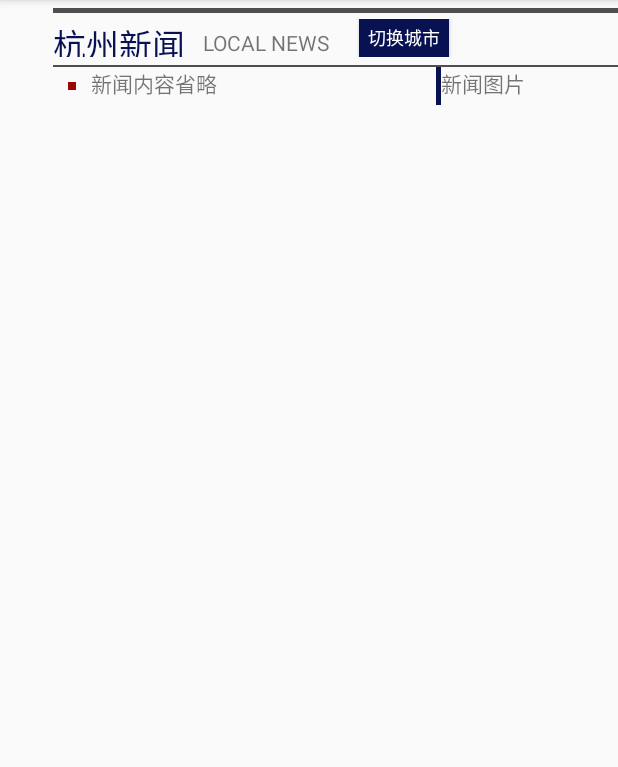
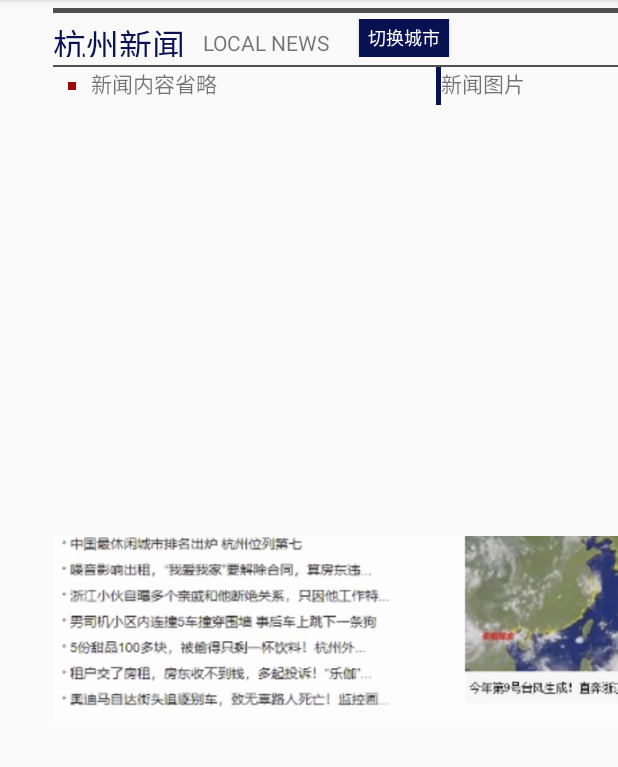
Before and after one commit to Stephc0211/HelloWorld, an Android app: the Aug2hwActivity screen opened directly, with no data from a screen before it, on a phone screen of 412 x 824 dp, the part 84-851 px from its top. Run offline under Robolectric (Android 15) with nearby library versions, the phone set to English and light mode, and no system bars.

Commit message:
Aug02HWcode

```diff
--- a/app/src/main/res/layout/activity_aug2hw.xml
+++ b/app/src/main/res/layout/activity_aug2hw.xml
@@ -122,7 +122,8 @@
 
         <ImageView
             android:layout_width="match_parent"
-            android:layout_height="match_parent" />
+            android:layout_height="match_parent"
+            android:src="@drawable/news"/>
 
     </LinearLayout>
 
```
Also changed, not shown: app/src/main/res/drawable/news.png (added).
